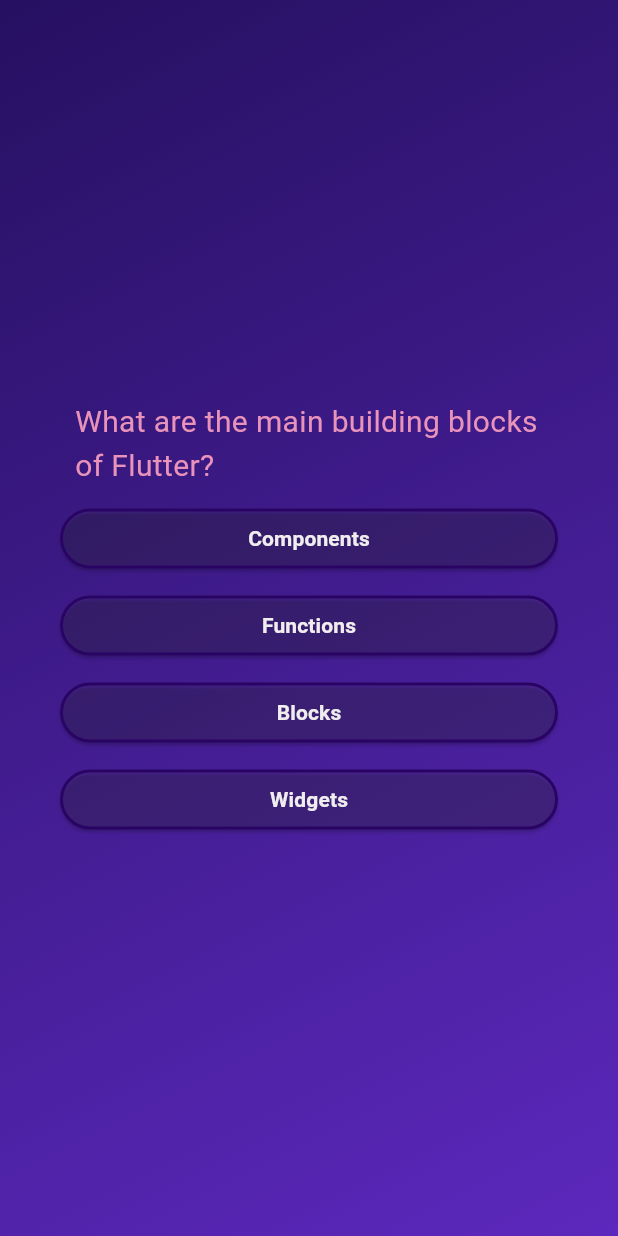
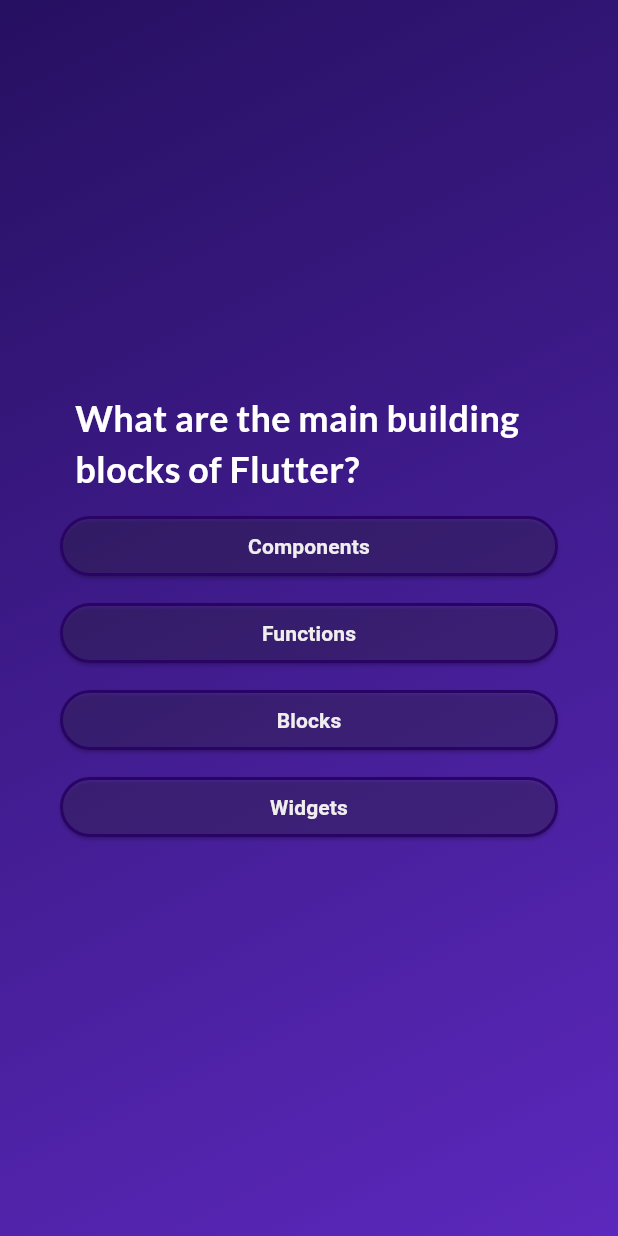
Before and after one commit to spinatose/flutquiz, a Flutter app: the screen it shows after launch, after a tap on "Start Quiz", on a phone screen of 412 x 824 dp. Run offline on Flutter 3.47's test engine with Material 3 defaults, Android fonts, the phone set to English and light mode, and no system bars; our stand-ins replace google_fonts.

Commit message:
added Google Fonts to the project

```diff
--- a/lib/answer_button.dart
+++ b/lib/answer_button.dart
@@ -34,6 +34,7 @@
           fontSize: 14,
           fontWeight: FontWeight.bold,
         ),
+        textAlign: TextAlign.center,
       ),
     );
   }
--- a/lib/centered_text.dart
+++ b/lib/centered_text.dart
@@ -4,15 +4,16 @@
   // This widget is used to center text on the screen.
   // It takes a string as input and displays it in the center of the screen.
   final String text;
+  final TextStyle? style;
 
-  const CenteredText(this.text, {super.key});
+  const CenteredText(this.text, {super.key, this.style});
 
   @override
   Widget build(BuildContext context) {
     return Center(
       child: Text(
         text,
-        style: const TextStyle(fontSize: 20, color: Color.fromARGB(255, 233, 147, 187)),
+        style: style ?? const TextStyle(fontSize: 20, color: Color.fromARGB(255, 233, 147, 187)),
       ),
     );
   }
--- a/lib/questions_screen.dart
+++ b/lib/questions_screen.dart
@@ -4,7 +4,7 @@
 import 'package:flutquiz/models/quizquestion.dart';
 import 'package:flutquiz/quiz_wrapper.dart';
 import 'package:flutter/material.dart';
-
+import 'package:google_fonts/google_fonts.dart';
 class QuestionsScreen extends StatefulWidget {
   const QuestionsScreen(this.setScreen, {super.key});
   final void Function(QuizScreen) setScreen;
@@ -13,9 +13,20 @@
 }
 
 class _QuestionsScreenState extends State<QuestionsScreen> {
+  var currentQuestionIndex = 0;
+
+  void answerQuestion() {
+    setState(() {
+      currentQuestionIndex++;
+      if (currentQuestionIndex == questions.length) {
+        currentQuestionIndex = 0;
+      }
+    });
+  }
+
   @override
   Widget build(BuildContext context) {
-    final QuizQuestion currentQuestion = questions[0];
+    final QuizQuestion currentQuestion = questions[currentQuestionIndex];
 
     return Container(
       padding: const EdgeInsets.all(40),
@@ -25,16 +36,18 @@
         children: [
           Padding(
             padding: const EdgeInsets.symmetric(horizontal: 10),
-            child: CenteredText(currentQuestion.text),
+            child: CenteredText(currentQuestion.text, style: GoogleFonts.lato(
+              color: Colors.white,
+              fontSize: 24,
+              fontWeight: FontWeight.bold,
+            ),),
           ),
           ...currentQuestion.shuffledAnswers.expand(
             (answer) => [
               const SizedBox(height: 10),
               AnswerButton(
                 answerText: answer,
-                buttonPressed: () {
-                  widget.setScreen(QuizScreen.splash);
-                },
+                buttonPressed: answerQuestion,
               ),
             ],
           ),
--- a/pubspec.yaml
+++ b/pubspec.yaml
@@ -34,6 +34,7 @@
   # The following adds the Cupertino Icons font to your application.
   # Use with the CupertinoIcons class for iOS style icons.
   cupertino_icons: ^1.0.8
+  google_fonts: ^6.2.1
 
 dev_dependencies:
   flutter_test:
```
